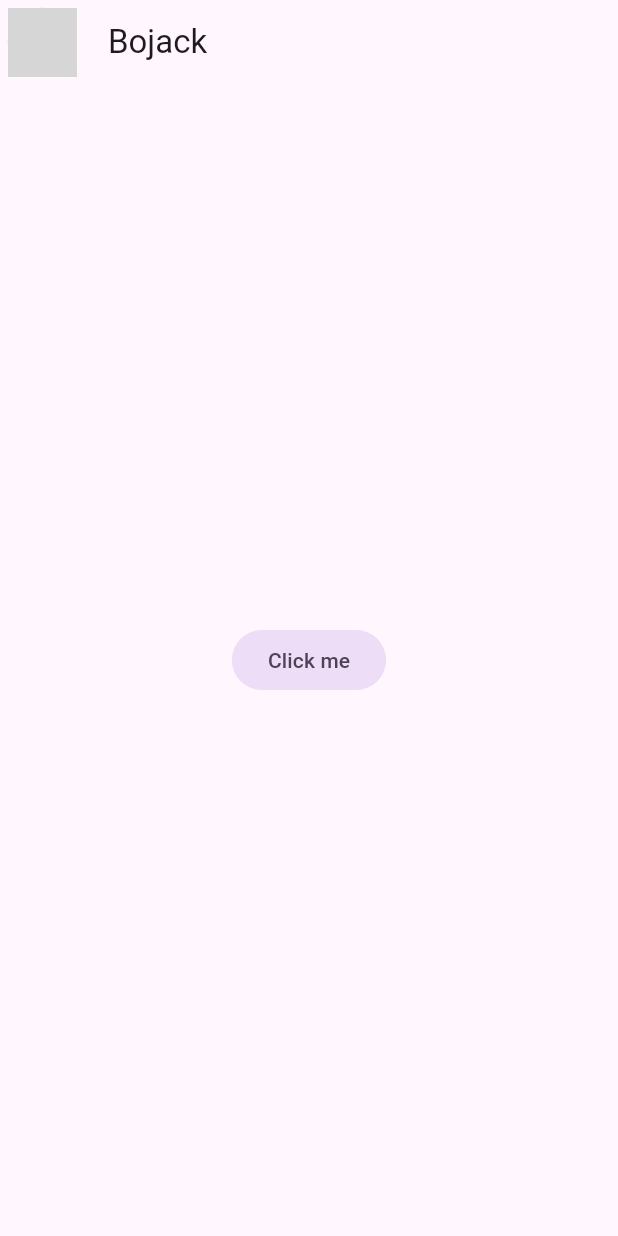
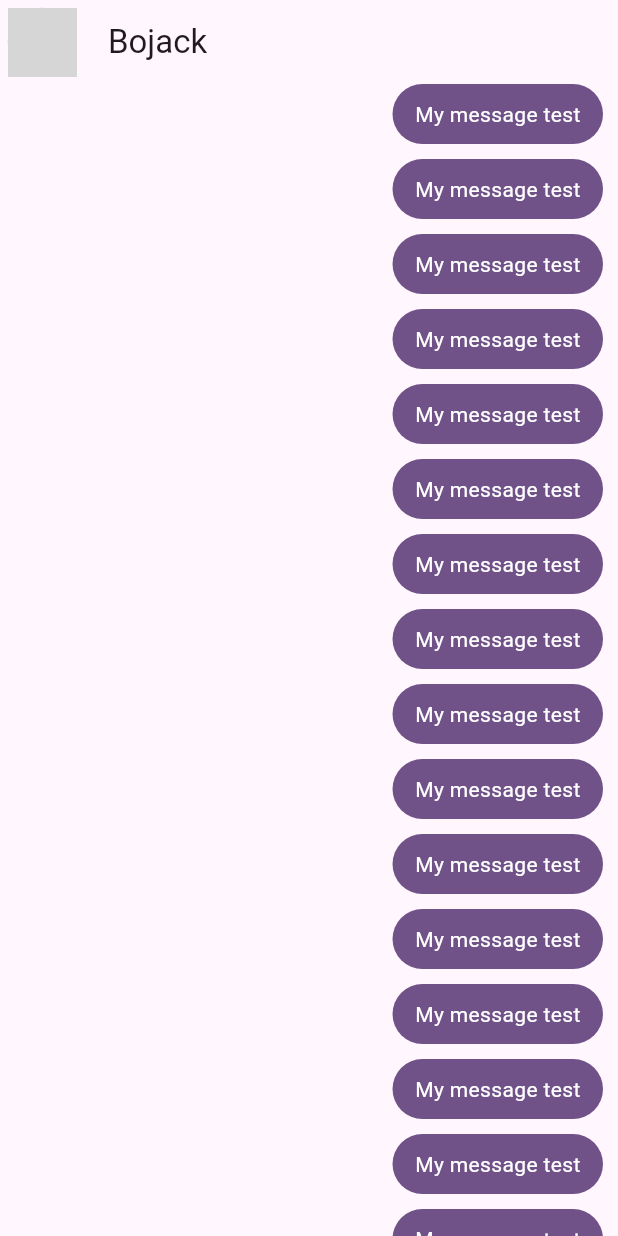
Before and after one commit to kaonashi-dev/flutter-intro, a Flutter app: the screen it shows after launch, on a phone screen of 412 x 824 dp. Run offline on Flutter 3.47's test engine with Material 2 defaults, Android fonts, the phone set to English and light mode, and no system bars; network calls fail; grey boxes are pictures that could not be loaded.

Commit message:
chat screen and widget MyMessageBubble

```diff
--- a/yes_no_chat/lib/main.dart
+++ b/yes_no_chat/lib/main.dart
@@ -1,6 +1,6 @@
 import 'package:flutter/material.dart';
 import 'package:yes_no_chat/config/theme/app_theme.dart';
-import 'package:yes_no_chat/presentation/chat/chat_screen.dart';
+import 'package:yes_no_chat/presentation/screens/chat/chat_screen.dart';
 
 void main() => runApp(const MyApp());
 
@@ -10,7 +10,7 @@ class MyApp extends StatelessWidget {
   @override
   Widget build(BuildContext context) {
     return MaterialApp(
-      title: 'Material App',
+      title: 'Chat App',
       debugShowCheckedModeBanner: false,
       theme: AppTheme().getTheme(),
       home: ChatScreen()
--- a/yes_no_chat/lib/presentation/chat/chat_screen.dart
+++ /dev/null
@@ -1,26 +0,0 @@
-import 'package:flutter/material.dart';
-
-class ChatScreen extends StatelessWidget {
-  const ChatScreen({super.key});
-
-  @override
-  Widget build(BuildContext context) {
-    return Scaffold(
-      appBar: AppBar(
-        leading: const Padding(
-          padding: EdgeInsets.all(5),
-          child: CircleAvatar(
-            backgroundImage: NetworkImage(
-              'https://avatarfiles.alphacoders.com/320/320272.jpg',
-            ),
-          ),
-        ),
-        title: const Text('Bojack'),
-        centerTitle: false,
-      ),
-      body: Center(
-          child: FilledButton.tonal(
-              onPressed: () {}, child: const Text('Click me'))),
-    );
-  }
-}
--- /dev/null
+++ b/yes_no_chat/lib/presentation/screens/chat/chat_screen.dart
@@ -0,0 +1,52 @@
+import 'package:flutter/material.dart';
+import 'package:yes_no_chat/presentation/widgets/chat/my_message_buble.dart';
+
+class ChatScreen extends StatelessWidget {
+  const ChatScreen({super.key});
+
+  @override
+  Widget build(BuildContext context) {
+    return Scaffold(
+      appBar: AppBar(
+        leading: const Padding(
+          padding: EdgeInsets.all(5),
+          child: CircleAvatar(
+            backgroundImage: NetworkImage(
+              'https://avatarfiles.alphacoders.com/320/320272.jpg',
+            ),
+          ),
+        ),
+        title: const Text('Bojack'),
+        centerTitle: false,
+      ),
+      body: _ChatView(),
+    );
+  }
+}
+
+class _ChatView extends StatelessWidget {
+  const _ChatView({
+    super.key,
+  });
+
+  @override
+  Widget build(BuildContext context) {
+    return SafeArea(
+      child: Padding(
+        padding: EdgeInsets.symmetric(horizontal: 10),
+        child: Column(
+          children: [
+            Expanded(
+              child: ListView.builder(
+                itemCount: 100,
+                itemBuilder: (context, index) {
+                  return MyMessageBubble();
+                },
+              ),
+            ),
+          ],
+        ),
+      ),
+    );
+  }
+}
--- /dev/null
+++ b/yes_no_chat/lib/presentation/widgets/chat/my_message_buble.dart
@@ -0,0 +1,28 @@
+import 'package:flutter/material.dart';
+
+class MyMessageBubble extends StatelessWidget {
+  const MyMessageBubble({super.key});
+
+  @override
+  Widget build(BuildContext context) {
+    final colors = Theme.of(context).colorScheme;
+
+    return Column(
+      crossAxisAlignment: CrossAxisAlignment.end,
+      children: [
+        Container(
+          child: Padding(
+            padding: EdgeInsets.symmetric(horizontal: 15, vertical: 10),
+            child: Text(
+              'My message test',
+              style: TextStyle(color: Colors.white),
+            ),
+          ),
+          decoration: BoxDecoration(
+              color: colors.primary, borderRadius: BorderRadius.circular(30)),
+        ),
+        SizedBox(height: 10)
+      ],
+    );
+  }
+}
```
